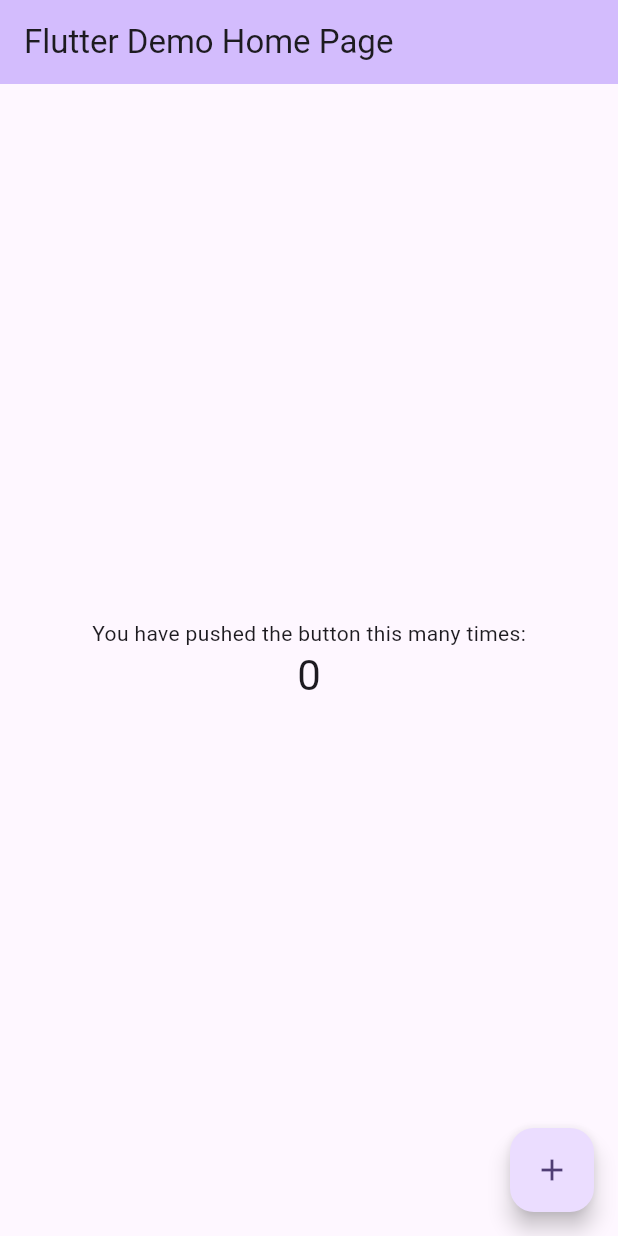
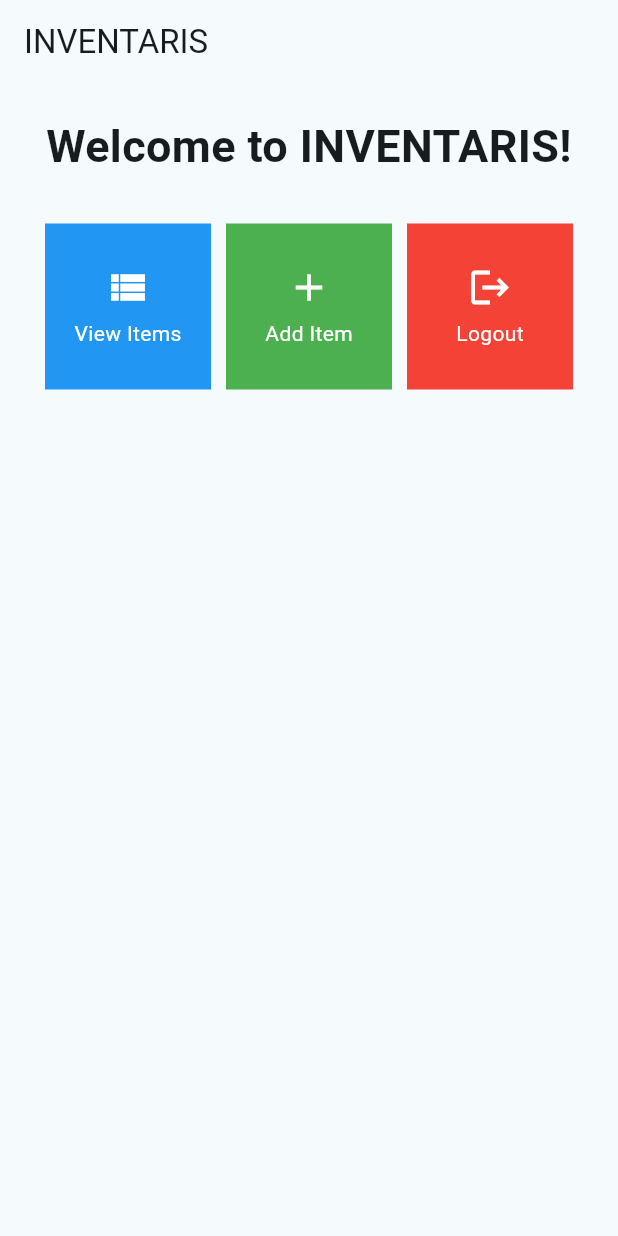
Before and after one commit to kawijayaa/inventaris_mobile, a Flutter app: the screen it shows after launch, on a phone screen of 412 x 824 dp. Run offline on Flutter 3.47's test engine with Material 2 defaults, Android fonts, the phone set to English and light mode, and no system bars.

Commit message:
Assignment 7

```diff
--- a/lib/main.dart
+++ b/lib/main.dart
@@ -1,4 +1,5 @@
 import 'package:flutter/material.dart';
+import 'package:inventaris_mobile/menu.dart';
 
 void main() {
   runApp(const MyApp());
@@ -11,115 +12,12 @@ class MyApp extends StatelessWidget {
   @override
   Widget build(BuildContext context) {
     return MaterialApp(
-      title: 'Flutter Demo',
+      title: 'INVENTARIS',
       theme: ThemeData(
-        // This is the theme of your application.
-        //
-        // TRY THIS: Try running your application with "flutter run". You'll see
-        // the application has a blue toolbar. Then, without quitting the app,
-        // try changing the seedColor in the colorScheme below to Colors.green
-        // and then invoke "hot reload" (save your changes or press the "hot
-        // reload" button in a Flutter-supported IDE, or press "r" if you used
-        // the command line to start the app).
-        //
-        // Notice that the counter didn't reset back to zero; the application
-        // state is not lost during the reload. To reset the state, use hot
-        // restart instead.
-        //
-        // This works for code too, not just values: Most code changes can be
-        // tested with just a hot reload.
-        colorScheme: ColorScheme.fromSeed(seedColor: Colors.deepPurple),
+        colorScheme: ColorScheme.fromSeed(seedColor: Colors.cyan),
         useMaterial3: true,
       ),
-      home: const MyHomePage(title: 'Flutter Demo Home Page'),
+      home: HomePage(),
     );
   }
 }
-
-class MyHomePage extends StatefulWidget {
-  const MyHomePage({super.key, required this.title});
-
-  // This widget is the home page of your application. It is stateful, meaning
-  // that it has a State object (defined below) that contains fields that affect
-  // how it looks.
-
-  // This class is the configuration for the state. It holds the values (in this
-  // case the title) provided by the parent (in this case the App widget) and
-  // used by the build method of the State. Fields in a Widget subclass are
-  // always marked "final".
-
-  final String title;
-
-  @override
-  State<MyHomePage> createState() => _MyHomePageState();
-}
-
-class _MyHomePageState extends State<MyHomePage> {
-  int _counter = 0;
-
-  void _incrementCounter() {
-    setState(() {
-      // This call to setState tells the Flutter framework that something has
-      // changed in this State, which causes it to rerun the build method below
-      // so that the display can reflect the updated values. If we changed
-      // _counter without calling setState(), then the build method would not be
-      // called again, and so nothing would appear to happen.
-      _counter++;
-    });
-  }
-
-  @override
-  Widget build(BuildContext context) {
-    // This method is rerun every time setState is called, for instance as done
-    // by the _incrementCounter method above.
-    //
-    // The Flutter framework has been optimized to make rerunning build methods
-    // fast, so that you can just rebuild anything that needs updating rather
-    // than having to individually change instances of widgets.
-    return Scaffold(
-      appBar: AppBar(
-        // TRY THIS: Try changing the color here to a specific color (to
-        // Colors.amber, perhaps?) and trigger a hot reload to see the AppBar
-        // change color while the other colors stay the same.
-        backgroundColor: Theme.of(context).colorScheme.inversePrimary,
-        // Here we take the value from the MyHomePage object that was created by
-        // the App.build method, and use it to set our appbar title.
-        title: Text(widget.title),
-      ),
-      body: Center(
-        // Center is a layout widget. It takes a single child and positions it
-        // in the middle of the parent.
-        child: Column(
-          // Column is also a layout widget. It takes a list of children and
-          // arranges them vertically. By default, it sizes itself to fit its
-          // children horizontally, and tries to be as tall as its parent.
-          //
-          // Column has various properties to control how it sizes itself and
-          // how it positions its children. Here we use mainAxisAlignment to
-          // center the children vertically; the main axis here is the vertical
-          // axis because Columns are vertical (the cross axis would be
-          // horizontal).
-          //
-          // TRY THIS: Invoke "debug painting" (choose the "Toggle Debug Paint"
-          // action in the IDE, or press "p" in the console), to see the
-          // wireframe for each widget.
-          mainAxisAlignment: MainAxisAlignment.center,
-          children: <Widget>[
-            const Text(
-              'You have pushed the button this many times:',
-            ),
-            Text(
-              '$_counter',
-              style: Theme.of(context).textTheme.headlineMedium,
-            ),
-          ],
-        ),
-      ),
-      floatingActionButton: FloatingActionButton(
-        onPressed: _incrementCounter,
-        tooltip: 'Increment',
-        child: const Icon(Icons.add),
-      ), // This trailing comma makes auto-formatting nicer for build methods.
-    );
-  }
-}
--- /dev/null
+++ b/lib/menu.dart
@@ -0,0 +1,89 @@
+import 'package:flutter/material.dart';
+
+class HomeButton {
+  final String name;
+  final IconData icon;
+  final Color color;
+
+  HomeButton(this.name, this.icon, this.color);
+}
+
+class HomePage extends StatelessWidget {
+  HomePage({Key? key}) : super(key: key);
+
+  final List<HomeButton> buttons = [
+    HomeButton('View Items', Icons.view_list, Colors.blue),
+    HomeButton('Add Item', Icons.add, Colors.green),
+    HomeButton('Logout', Icons.logout, Colors.red)
+  ];
+
+  @override
+  Widget build(BuildContext context) {
+    return Scaffold(
+        appBar: AppBar(
+          title: const Text('INVENTARIS'),
+        ),
+        body: SingleChildScrollView(
+          child: Padding(
+              padding: const EdgeInsets.all(10.0),
+              child: Column(
+                children: <Widget>[
+                  const Padding(
+                    padding: EdgeInsets.only(top: 10.0, bottom: 10.0),
+                    child: Text('Welcome to INVENTARIS!',
+                        textAlign: TextAlign.center,
+                        style: TextStyle(
+                          fontSize: 30.0,
+                          fontWeight: FontWeight.bold,
+                        )),
+                  ),
+                  GridView.count(
+                      primary: true,
+                      padding: const EdgeInsets.all(20),
+                      crossAxisSpacing: 10,
+                      mainAxisSpacing: 10,
+                      crossAxisCount: 3,
+                      shrinkWrap: true,
+                      children: buttons.map((HomeButton button) {
+                        return HomeButtonCard(button);
+                      }).toList(),
+                    )
+                ],
+              )),
+        ));
+  }
+}
+
+class HomeButtonCard extends StatelessWidget {
+  final HomeButton button;
+
+  const HomeButtonCard(this.button, {Key? key}) : super(key: key);
+
+  @override
+  Widget build(BuildContext context) {
+    return Material(
+      color: button.color,
+      child: InkWell(
+        onTap:() {
+          ScaffoldMessenger.of(context)
+          ..hideCurrentSnackBar()
+          ..showSnackBar(SnackBar(
+              content: Text("You pressed the ${button.name} button!"),
+            ),
+          );
+        },
+        child: Container(
+          padding: const EdgeInsets.all(8),
+          child: Column(
+            mainAxisAlignment: MainAxisAlignment.center,
+            children: <Widget>[
+              Icon(button.icon, color: Colors.white, size: 30.0),
+              const Padding(padding: EdgeInsets.all(3)),
+              Text(button.name, style: const TextStyle(color: Colors.white)),
+            ],
+          ),
+        )
+      )
+    );
+  }
+}
```
Also changed, not shown: 1 other file.
